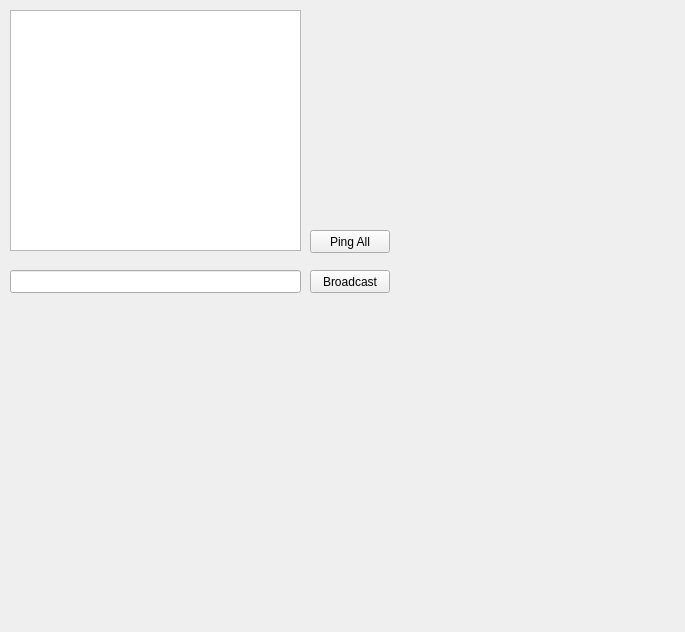
Old version of the form gui/NEMainpage.ui in the repository chozabu/RetroChess.
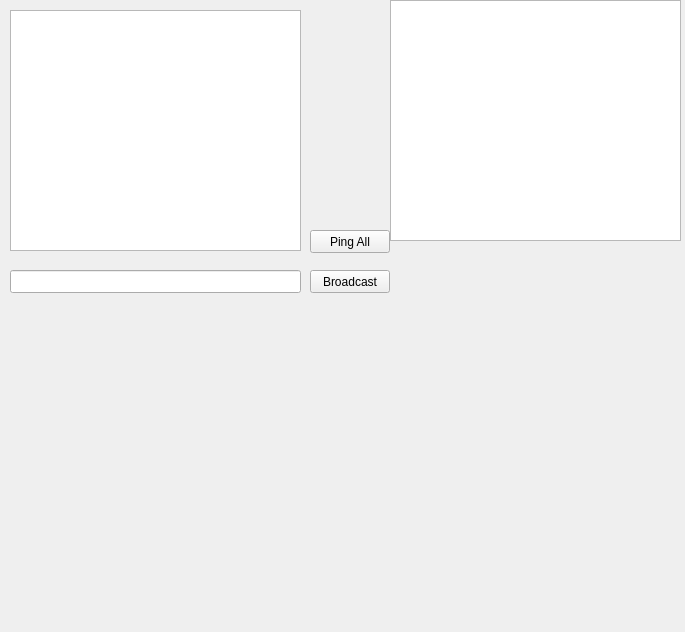
New version of the form. Custom widgets are drawn as their Qt base class.

Commit message: Handle chat/paint correctly. Add netlog widget to see raw json.

```diff
--- a/gui/NEMainpage.ui
+++ b/gui/NEMainpage.ui
@@ -69,6 +69,16 @@
     </rect>
    </property>
   </widget>
+  <widget class="QListWidget" name="netLogWidget">
+   <property name="geometry">
+    <rect>
+     <x>390</x>
+     <y>0</y>
+     <width>291</width>
+     <height>241</height>
+    </rect>
+   </property>
+  </widget>
  </widget>
  <customwidgets>
   <customwidget>
```
The commit also changes 1 other file.
